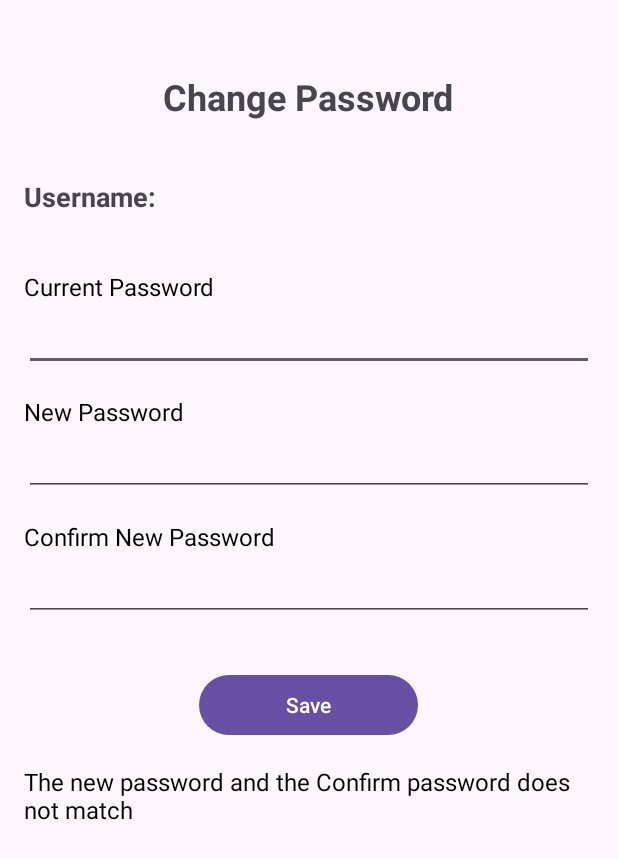
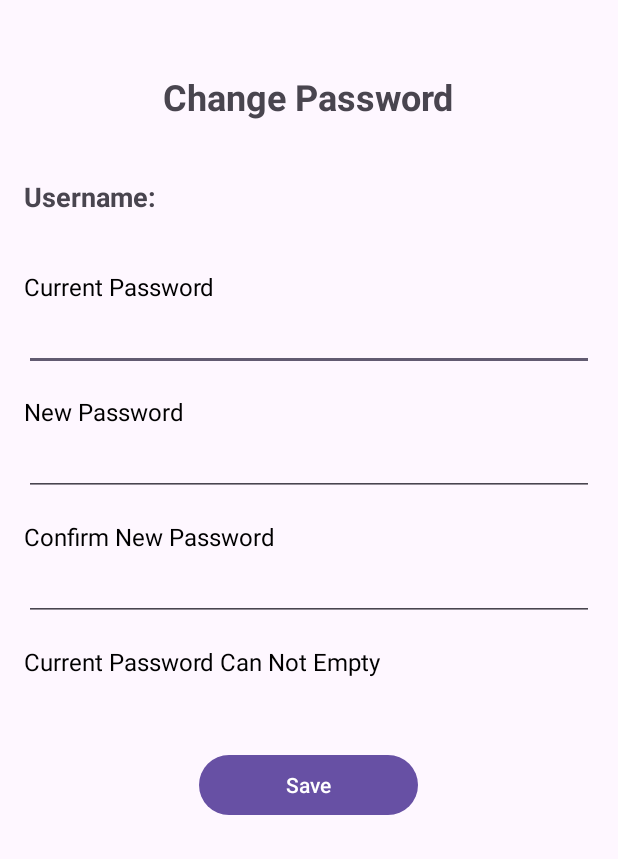
Before and after one commit to HaruD2002/Gaming-store-mobile-app, an Android app: the ChangePasswordActivity screen opened directly, with no data from a screen before it, after a tap on "Save", on a phone screen of 412 x 824 dp. Shown: the top 859 px of the screen. Run offline under Robolectric (Android 15) with nearby library versions, the phone set to English and light mode, and no system bars; our stand-ins replace Room's generated code, RxJava; libraries missing offline, so code that uses them is left out: com.lambdapioneer.argon2kt; 1 statement that could not run was skipped.

```diff
--- a/app/src/main/java/com/example/prm_project/views/ChangePasswordActivity.java
+++ b/app/src/main/java/com/example/prm_project/views/ChangePasswordActivity.java
@@ -19,7 +19,7 @@ import com.example.prm_project.viewmodel.UserViewModel;
 
 public class ChangePasswordActivity extends AppCompatActivity {
     private UserDAO userDAO;
-    private PasswordHashing passwordHashing;
+    private PasswordHashing passwordHashing =new PasswordHashing();
     private UserViewModel userViewModel;
     private int userId;
     private User user;
@@ -43,18 +43,18 @@ public class ChangePasswordActivity extends AppCompatActivity {
     }
 
     private int checkError() {
-        if (curPasswordTextView.toString().isEmpty())
+        if (curPasswordTextView.getText().toString().isEmpty())
         {
             return 1;
-        }else if (newPasswordTextView.toString().isEmpty()){
+        }else if (newPasswordTextView.getText().toString().isEmpty()){
             return 2;
-        }else if (renewPasswordTextView.toString().isEmpty()){
+        }else if (renewPasswordTextView.getText().toString().isEmpty()){
             return 3;
-        }else if (!passwordHashing.verifyPassword(curPasswordTextView.toString(),user.getPassword())){
+        }else if (!passwordHashing.verifyPassword(curPasswordTextView.getText().toString(),user.getPassword())){
             return 4;
-        }else if (passwordHashing.verifyPassword(newPasswordTextView.toString(),user.getPassword())){
+        }else if (passwordHashing.verifyPassword(newPasswordTextView.getText().toString(),user.getPassword())){
             return 5;
-        }else if (!newPasswordTextView.toString().equals(renewPasswordTextView.toString())){
+        }else if (!newPasswordTextView.getText().toString().equals(renewPasswordTextView.getText().toString())){
             return 6;
         }
         return 0;
@@ -66,6 +66,10 @@ public class ChangePasswordActivity extends AppCompatActivity {
         SharedPreferences sharedPreferences = getSharedPreferences("USER_ID", Context.MODE_PRIVATE);
         int userId = sharedPreferences.getInt("USER_ID", 1);
         user = userViewModel.getUserInformationByID(userId).getValue();
+        //Test
+        /*user = new User();
+        user.setUsername("kingofthegods02082001");
+        user.setPassword(passwordHashing.encoding("02082001Quang"));*/
     }
 
     private void bindingView() {
@@ -85,8 +89,8 @@ public class ChangePasswordActivity extends AppCompatActivity {
         int errorCode = checkError();
         switch (errorCode){
             case 0:{
-                user.setPassword(passwordHashing.encoding(newPasswordTextView.toString()));
-                userViewModel.updatePassword(userId, user.getPassword());
+                user.setPassword(passwordHashing.encoding(newPasswordTextView.getText().toString()));
+                //userViewModel.updatePassword(user.getID(), user.getPassword());
                 showNotice("Password Change Success");
                 break;
             }
@@ -120,8 +124,7 @@ public class ChangePasswordActivity extends AppCompatActivity {
     }
 
     private void displayUserInfo() {
-        userViewModel.getUserInformationByID(userId).observe(this, user -> {
-            // Hiển thị thông tin của User lên giao diện
+
             String userNameShow = "";
             for (int i = 0; i < user.getUsername().length(); i++) {
                 if (i < user.getUsername().length() / 3) {
@@ -131,7 +134,5 @@ public class ChangePasswordActivity extends AppCompatActivity {
                 }
             }
             userNameTextView.setText(userNameShow);
-        });
-
     }
 }
--- a/app/src/main/res/layout/activity_change_password.xml
+++ b/app/src/main/res/layout/activity_change_password.xml
@@ -18,7 +18,7 @@
         android:layout_marginBottom="16dp"/>
 
     <TextView
-        android:id="@+id/username_label"
+        android:id="@+id/username_label_2"
         android:layout_width="wrap_content"
         android:layout_height="wrap_content"
         android:layout_below="@+id/user_profile_label"
@@ -43,13 +43,16 @@
         android:text="Current Password"
         android:textSize="16sp"
         android:textColor="@android:color/black"
-        android:layout_marginTop="16dp"/>
+        android:layout_marginTop="16dp"
+        />
 
     <EditText
         android:id="@+id/et_current_password_2"
         android:layout_width="match_parent"
         android:layout_height="wrap_content"
-        android:inputType="textPassword"/>
+
+        />
+
 
     <!-- Trường nhập "New Password" -->
     <TextView
@@ -64,7 +67,8 @@
         android:id="@+id/et_new_password_2"
         android:layout_width="match_parent"
         android:layout_height="wrap_content"
-        android:inputType="textPassword"/>
+        android:inputType="textPassword"
+        />
 
     <!-- Trường nhập "Confirm New Password" -->
     <TextView
@@ -82,6 +86,18 @@
         android:inputType="textPassword"/>
 
     <!-- Nút "Save" để lưu mật khẩu mới -->
+
+    <TextView
+        android:id="@+id/txt_Notice_2"
+        android:layout_width="382dp"
+        android:layout_height="37dp"
+        android:layout_marginTop="16dp"
+        android:enabled="false"
+        android:text="Notice"
+        android:textColor="@android:color/black"
+        android:textSize="16sp"
+        android:visibility="invisible" />
+
     <Button
         android:id="@+id/btn_save"
         android:layout_width="146dp"
@@ -90,15 +106,4 @@
         android:layout_marginTop="32dp"
         android:text="Save" />
 
-    <TextView
-        android:id="@+id/txt_Notice_2"
-        android:layout_width="wrap_content"
-        android:layout_height="wrap_content"
-        android:layout_marginTop="16dp"
-        android:enabled="false"
-        android:text="Notice"
-        android:textColor="@android:color/black"
-        android:textSize="16sp"
-        android:visibility="invisible" />
-
 </LinearLayout>
--- /dev/null
+++ b/app/src/main/res/values-v23/themes.xml
@@ -0,0 +1,8 @@
+<resources xmlns:tools="http://schemas.android.com/tools">
+  <style name="Theme.PRM_project" parent="Base.Theme.PRM_project">
+    <!-- Transparent system bars for edge-to-edge. -->
+    <item name="android:navigationBarColor">@android:color/transparent</item>
+    <item name="android:statusBarColor">@android:color/transparent</item>
+    <item name="android:windowLightStatusBar">?attr/isLightTheme</item>
+  </style>
+</resources>
```
Also changed, not shown: app/src/main/java/com/example/prm_project/views/UserProfileActivity.java (+51 -7 lines), app/src/main/res/layout/activity_user_profile.xml (+7 -5 lines).
